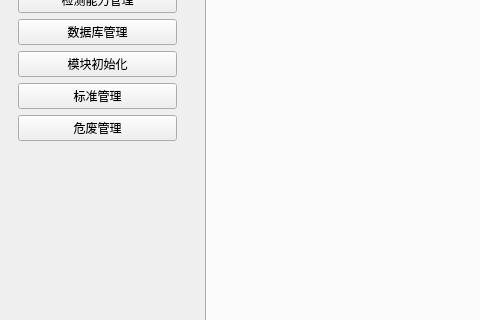
Before: the Qt Designer form src/Client/mainwindow.ui in hcc01/ELIMS, drawn with Qt 5; both pictures show x 0 to 480 and y 182 to 502 of the 631 by 592 pixel window.
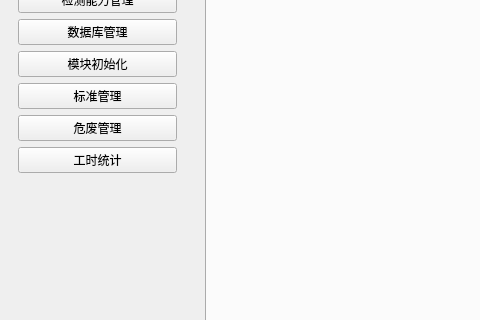
After: the same form once the commit is applied. The open tabs and pages were chosen to show the change.

What changed in the file:
```diff
--- a/src/Client/mainwindow.ui
+++ b/src/Client/mainwindow.ui
@@ -231,6 +231,13 @@
           </property>
          </widget>
         </item>
+        <item>
+         <widget class="QPushButton" name="workHourStatisticsBtn">
+          <property name="text">
+           <string>工时统计</string>
+          </property>
+         </widget>
+        </item>
         <item>
          <spacer name="verticalSpacer_3">
           <property name="orientation">
```
Left out of the diff: 2 changed lines with no effect on the pictures.
